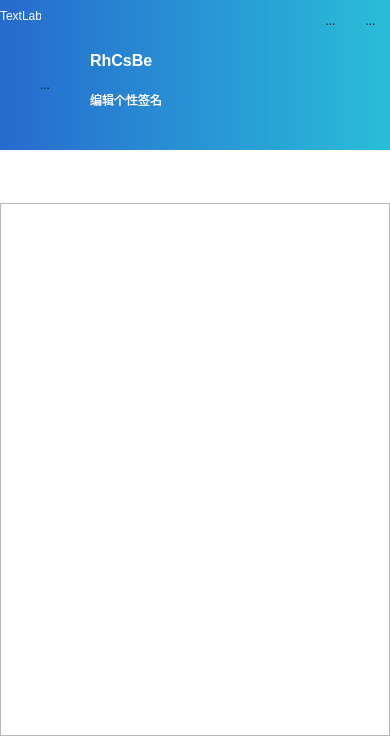
Before: the Qt Designer form Client/maininterface.ui in RhCsBe/AHU_Social_System, drawn with Qt 5.
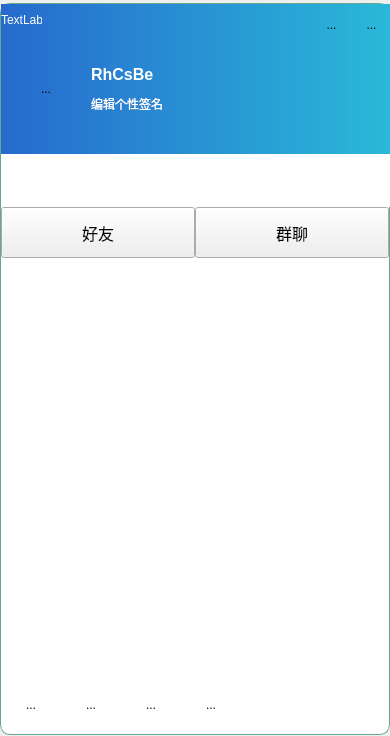
After: the same form once the commit is applied. The open tabs and pages were chosen to show the change. Custom widgets are drawn as their Qt base class.

Commit message: V2.0 2024-11-5 完成搜索功能、好友\群聊添加功能、动态功能、创建群聊、群聊通信、修改信息等功能

```diff
--- a/Client/maininterface.ui
+++ b/Client/maininterface.ui
@@ -19,24 +19,37 @@
   <property name="windowTitle">
    <string>MainInterface</string>
   </property>
-  <layout class="QVBoxLayout" name="verticalLayout">
-   <property name="spacing">
-    <number>0</number>
+  <widget class="QFrame" name="frame">
+   <property name="geometry">
+    <rect>
+     <x>0</x>
+     <y>3</y>
+     <width>390</width>
+     <height>732</height>
+    </rect>
    </property>
-   <property name="leftMargin">
-    <number>0</number>
+   <property name="styleSheet">
+    <string notr="true">#frame{
+background-color: rgb(255, 255, 255);
+border-radius:10px;
+border:1px solid rgb(100, 169,139);
+}</string>
    </property>
-   <property name="topMargin">
-    <number>0</number>
+   <property name="frameShape">
+    <enum>QFrame::StyledPanel</enum>
    </property>
-   <property name="rightMargin">
-    <number>0</number>
+   <property name="frameShadow">
+    <enum>QFrame::Raised</enum>
    </property>
-   <property name="bottomMargin">
-    <number>0</number>
-   </property>
-   <item>
     <widget class="QWidget" name="head" native="true">
+    <property name="geometry">
+     <rect>
+      <x>1</x>
+      <y>1</y>
+      <width>410</width>
+      <height>150</height>
+     </rect>
+    </property>
      <property name="sizePolicy">
       <sizepolicy hsizetype="Preferred" vsizetype="Minimum">
        <horstretch>0</horstretch>
@@ -75,7 +88,7 @@
       <property name="geometry">
        <rect>
         <x>90</x>
-        <y>40</y>
+       <y>50</y>
         <width>191</width>
         <height>41</height>
        </rect>
@@ -195,9 +208,36 @@
       </property>
      </widget>
     </widget>
-   </item>
-   <item>
+   <widget class="QWidget" name="mid" native="true">
+    <property name="geometry">
+     <rect>
+      <x>1</x>
+      <y>151</y>
+      <width>389</width>
+      <height>53</height>
+     </rect>
+    </property>
+    <property name="minimumSize">
+     <size>
+      <width>388</width>
+      <height>53</height>
+     </size>
+    </property>
+    <property name="maximumSize">
+     <size>
+      <width>16777215</width>
+      <height>53</height>
+     </size>
+    </property>
     <widget class="QtMaterialTabs" name="navigate" native="true">
+     <property name="geometry">
+      <rect>
+       <x>0</x>
+       <y>0</y>
+       <width>389</width>
+       <height>53</height>
+      </rect>
+     </property>
      <property name="minimumSize">
       <size>
        <width>388</width>
@@ -211,9 +251,22 @@
 }</string>
      </property>
     </widget>
-   </item>
-   <item>
-    <widget class="QStackedWidget" name="stackedWidget">
+   </widget>
+   <widget class="QStackedWidget" name="view_stack">
+    <property name="geometry">
+     <rect>
+      <x>1</x>
+      <y>204</y>
+      <width>388</width>
+      <height>468</height>
+     </rect>
+    </property>
+    <property name="minimumSize">
+     <size>
+      <width>0</width>
+      <height>468</height>
+     </size>
+    </property>
      <property name="currentIndex">
       <number>0</number>
      </property>
@@ -239,7 +292,7 @@
        </item>
       </layout>
      </widget>
-     <widget class="QWidget" name="page_2">
+    <widget class="QWidget" name="relation_page">
       <layout class="QVBoxLayout" name="verticalLayout_3">
        <property name="spacing">
         <number>0</number>
@@ -257,13 +310,214 @@
         <number>0</number>
        </property>
        <item>
-        <widget class="QListView" name="friend_list"/>
-       </item>
-      </layout>
-     </widget>
-    </widget>
-   </item>
-  </layout>
+       <widget class="QWidget" name="relation_navigate" native="true">
+        <property name="minimumSize">
+         <size>
+          <width>0</width>
+          <height>51</height>
+         </size>
+        </property>
+        <widget class="QtMaterialFlatButton" name="friend_btn">
+         <property name="geometry">
+          <rect>
+           <x>0</x>
+           <y>0</y>
+           <width>194</width>
+           <height>51</height>
+          </rect>
+         </property>
+         <property name="font">
+          <font>
+           <pointsize>12</pointsize>
+          </font>
+         </property>
+         <property name="text">
+          <string>好友</string>
+         </property>
+         <property name="checkable">
+          <bool>false</bool>
+         </property>
+         <property name="checked">
+          <bool>false</bool>
+         </property>
+         <attribute name="buttonGroup">
+          <string notr="true">buttonGroup</string>
+         </attribute>
+        </widget>
+        <widget class="QtMaterialFlatButton" name="group_btn">
+         <property name="geometry">
+          <rect>
+           <x>194</x>
+           <y>0</y>
+           <width>194</width>
+           <height>51</height>
+          </rect>
+         </property>
+         <property name="font">
+          <font>
+           <pointsize>12</pointsize>
+          </font>
+         </property>
+         <property name="text">
+          <string>群聊</string>
+         </property>
+         <property name="checkable">
+          <bool>false</bool>
+         </property>
+         <attribute name="buttonGroup">
+          <string notr="true">buttonGroup</string>
+         </attribute>
+        </widget>
+       </widget>
+      </item>
+      <item>
+       <widget class="QStackedWidget" name="relation_stack">
+        <property name="maximumSize">
+         <size>
+          <width>16777215</width>
+          <height>420</height>
+         </size>
+        </property>
+        <property name="currentIndex">
+         <number>0</number>
+        </property>
+        <widget class="QWidget" name="friend_page">
+         <widget class="QListView" name="friend_list">
+          <property name="geometry">
+           <rect>
+            <x>0</x>
+            <y>0</y>
+            <width>388</width>
+            <height>417</height>
+           </rect>
+          </property>
+          <property name="maximumSize">
+           <size>
+            <width>16777215</width>
+            <height>480</height>
+           </size>
+          </property>
+          <property name="frameShape">
+           <enum>QFrame::NoFrame</enum>
+          </property>
+         </widget>
+        </widget>
+        <widget class="QWidget" name="group_page">
+         <widget class="QListView" name="group_list">
+          <property name="geometry">
+           <rect>
+            <x>0</x>
+            <y>0</y>
+            <width>388</width>
+            <height>417</height>
+           </rect>
+          </property>
+          <property name="frameShape">
+           <enum>QFrame::NoFrame</enum>
+          </property>
+         </widget>
+        </widget>
+       </widget>
+      </item>
+     </layout>
+    </widget>
+    <widget class="QWidget" name="dynamic_page">
+     <widget class="QListView" name="dynamic_list">
+      <property name="geometry">
+       <rect>
+        <x>0</x>
+        <y>0</y>
+        <width>388</width>
+        <height>468</height>
+       </rect>
+      </property>
+      <property name="frameShape">
+       <enum>QFrame::NoFrame</enum>
+      </property>
+     </widget>
+    </widget>
+   </widget>
+   <widget class="QWidget" name="bottom" native="true">
+    <property name="geometry">
+     <rect>
+      <x>1</x>
+      <y>672</y>
+      <width>389</width>
+      <height>60</height>
+     </rect>
+    </property>
+    <property name="minimumSize">
+     <size>
+      <width>0</width>
+      <height>60</height>
+     </size>
+    </property>
+    <widget class="QToolButton" name="search_btn">
+     <property name="geometry">
+      <rect>
+       <x>0</x>
+       <y>0</y>
+       <width>60</width>
+       <height>60</height>
+      </rect>
+     </property>
+     <property name="text">
+      <string>...</string>
+     </property>
+     <property name="autoRaise">
+      <bool>true</bool>
+     </property>
+    </widget>
+    <widget class="QToolButton" name="add_friend_btn">
+     <property name="geometry">
+      <rect>
+       <x>60</x>
+       <y>0</y>
+       <width>60</width>
+       <height>60</height>
+      </rect>
+     </property>
+     <property name="text">
+      <string>...</string>
+     </property>
+     <property name="autoRaise">
+      <bool>true</bool>
+     </property>
+    </widget>
+    <widget class="QToolButton" name="dynamic_btn">
+     <property name="geometry">
+      <rect>
+       <x>180</x>
+       <y>0</y>
+       <width>60</width>
+       <height>60</height>
+      </rect>
+     </property>
+     <property name="text">
+      <string>...</string>
+     </property>
+     <property name="autoRaise">
+      <bool>true</bool>
+     </property>
+    </widget>
+    <widget class="QToolButton" name="create_group_btn">
+     <property name="geometry">
+      <rect>
+       <x>120</x>
+       <y>0</y>
+       <width>60</width>
+       <height>60</height>
+      </rect>
+     </property>
+     <property name="text">
+      <string>...</string>
+     </property>
+     <property name="autoRaise">
+      <bool>true</bool>
+     </property>
+    </widget>
+   </widget>
+  </widget>
  </widget>
  <customwidgets>
   <customwidget>
@@ -272,6 +526,11 @@
    <header location="global">qtmaterialtabs.h</header>
    <container>1</container>
   </customwidget>
+  <customwidget>
+   <class>QtMaterialFlatButton</class>
+   <extends>QPushButton</extends>
+   <header location="global">qtmaterialflatbutton.h</header>
+  </customwidget>
  </customwidgets>
  <resources/>
  <connections/>
```
Left out of the diff: 11 changed lines with no effect on the pictures. Lines whose indentation alone changed are shown as unchanged. The commit also changes 55 other files.
